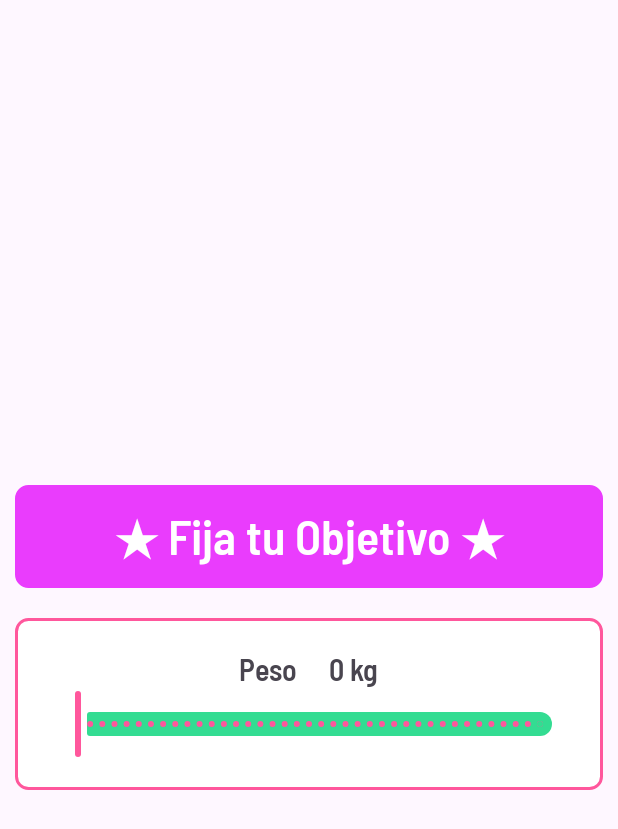
After one commit to MarioCamposPulido/FormaFit, an Android app: the layout dialog_objetivo.xml on its own in the app's theme, with its tools: preview values and no code run, on a phone screen of 412 x 824 dp. The commit adds this screen. Shown: the top 829 px of the screen. Run offline under Robolectric (Android 15) with nearby library versions, the phone set to English and light mode, and no system bars.

Commit message:
Implementado Objetivo Peso

```diff
--- a/FormaFit/app/src/main/java/com/example/formafit/base_datos/EstructuraBBDD.java
+++ b/FormaFit/app/src/main/java/com/example/formafit/base_datos/EstructuraBBDD.java
@@ -4,7 +4,7 @@ public class EstructuraBBDD {
 
     /* Definimos datos de la tabla*/
     public static final String DATABASE_NAME = "FormaFit";
-    public static final int DATABASE_VERSION = 4;
+    public static final int DATABASE_VERSION = 5;
 
     // Tabla Users
     public static final String TABLE_USERSANDWEIGHT = "UsersAndWeight";
@@ -19,6 +19,7 @@ public class EstructuraBBDD {
     public static final String COLUMN_DESCRIPTION_USERSANDWEIGHT = "description";
     public static final String COLUMN_IMG_USERSANDWEIGHT = "img";
     public static final String COLUMN_WEIGHT_USERSANDWEIGHT = "weight";
+    public static final String COLUMN_GOAL_USERSANDWEIGHT = "goal";
 
     // Tabla Challenges
     public static final String TABLE_CHALLENGES = "Challenges";
@@ -44,7 +45,8 @@ public class EstructuraBBDD {
                     EstructuraBBDD.COLUMN_DATE_USERSANDWEIGHT + " DATE," +
                     EstructuraBBDD.COLUMN_DESCRIPTION_USERSANDWEIGHT + " TEXT," +
                     EstructuraBBDD.COLUMN_IMG_USERSANDWEIGHT + " BLOB," +
-                    EstructuraBBDD.COLUMN_WEIGHT_USERSANDWEIGHT + " INT);" ;
+                    EstructuraBBDD.COLUMN_WEIGHT_USERSANDWEIGHT + " INTEGER," +
+                    EstructuraBBDD.COLUMN_GOAL_USERSANDWEIGHT + " INTEGER);" ;
 
     public static final String SQL_CREATE_TABLE_CHALLENGES =
             "CREATE TABLE " + EstructuraBBDD.TABLE_CHALLENGES + " (" +
--- /dev/null
+++ b/FormaFit/app/src/main/res/layout/dialog_objetivo.xml
@@ -0,0 +1,76 @@
+<?xml version="1.0" encoding="utf-8"?>
+<LinearLayout xmlns:android="http://schemas.android.com/apk/res/android"
+    xmlns:app="http://schemas.android.com/apk/res-auto"
+    xmlns:tools="http://schemas.android.com/tools"
+    android:layout_width="match_parent"
+    android:layout_height="match_parent"
+    android:orientation="vertical"
+    tools:context=".activities.Registro"
+    android:gravity="center"
+    android:paddingTop="26dp"
+    android:paddingHorizontal="10dp">
+
+        <TextView
+            android:layout_width="match_parent"
+            android:layout_height="wrap_content"
+            android:text="@string/establecerObjetivo"
+            android:gravity="center"
+            android:layout_marginBottom="20dp"
+            android:fontFamily="@font/barlowsemicondensedsemibold"
+            android:textSize="32sp"
+            android:textColor="@color/white"
+            android:background="@drawable/backgroud_white_rounded"
+            android:backgroundTint="@color/violeta"
+            android:padding="12dp"/>
+
+
+    <LinearLayout
+        android:layout_width="match_parent"
+        android:layout_height="wrap_content"
+        android:orientation="vertical"
+        android:gravity="center"
+        android:background="@drawable/backgroud_white_rounded"
+        android:padding="20dp">
+
+        <LinearLayout
+            android:layout_width="wrap_content"
+            android:layout_height="wrap_content"
+            android:orientation="horizontal">
+
+            <TextView
+                android:layout_width="match_parent"
+                android:layout_height="wrap_content"
+                android:layout_marginRight="20dp"
+                android:fontFamily="@font/barlowsemicondensedsemibold"
+                android:gravity="center"
+                android:text="@string/peso"
+                android:textSize="20sp" />
+
+            <TextView
+                android:id="@+id/pesoKgObjetivo"
+                android:layout_width="wrap_content"
+                android:layout_height="wrap_content"
+                android:layout_weight="1"
+                android:fontFamily="@font/barlowsemicondensedsemibold"
+                android:gravity="center"
+                android:text="@string/pesoPorDefecto"
+                android:textSize="20dp" />
+        </LinearLayout>
+
+
+    <com.google.android.material.slider.Slider
+            android:id="@+id/sliderPesoObjetivo"
+            android:layout_width="match_parent"
+            android:layout_height="wrap_content"
+            android:stepSize="1"
+            android:valueFrom="10"
+            android:valueTo="200"
+            app:trackColor="@color/buttons_color_verde"
+            app:thumbColor="@color/buttons_color_rosa"
+            app:tickColor="@color/buttons_color_rosa"
+            app:thumbStrokeColor="@color/buttons_color_rosa"/>
+
+    </LinearLayout>
+
+
+</LinearLayout>
--- a/FormaFit/app/src/main/res/values/strings.xml
+++ b/FormaFit/app/src/main/res/values/strings.xml
@@ -37,6 +37,9 @@
 
     <!-- Fragment Bascula -->
     <string name="diario"> Diario </string>
+    <string name="objetivo"> Marcar un Objetivo </string>
+    <string name="establecerObjetivo"> ★ Fija tu Objetivo ★ </string>
+    <string name="objetivoPeso"> Objetivo </string>
 
     <!-- Fragment Diario -->
     <string name="advertencia"> ¡Advertencia! </string>
```
Also changed, not shown: FormaFit/app/src/main/java/com/example/formafit/base_datos/BaseDatosHelper.java (+37 -0 lines), FormaFit/app/src/main/java/com/example/formafit/fragments/BasculaFragment.java (+74 -5 lines), FormaFit/app/src/main/java/com/example/formafit/fragments/CrearDesafioFragment.java (+11 -0 lines), FormaFit/app/src/main/java/com/example/formafit/fragments/EditarUserFragment.java (+11 -0 lines), FormaFit/app/src/main/res/drawable/icon_bandera.xml (added, +9 -0 lines), FormaFit/app/src/main/res/layout/fragment_bascula.xml (+24 -4 lines).
